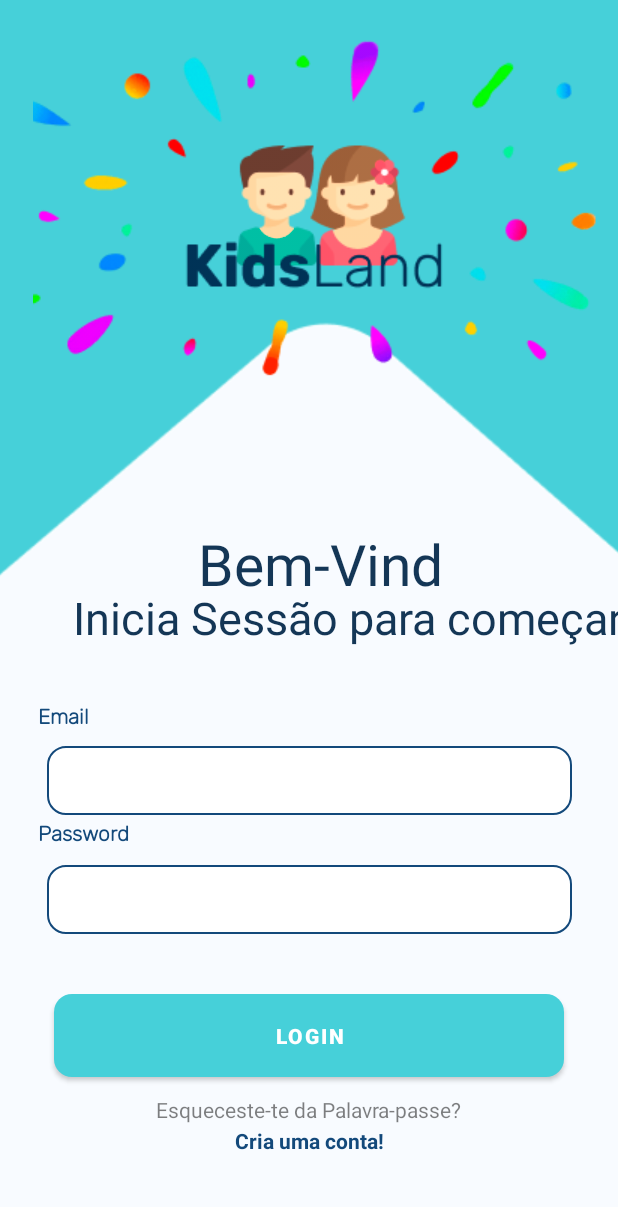
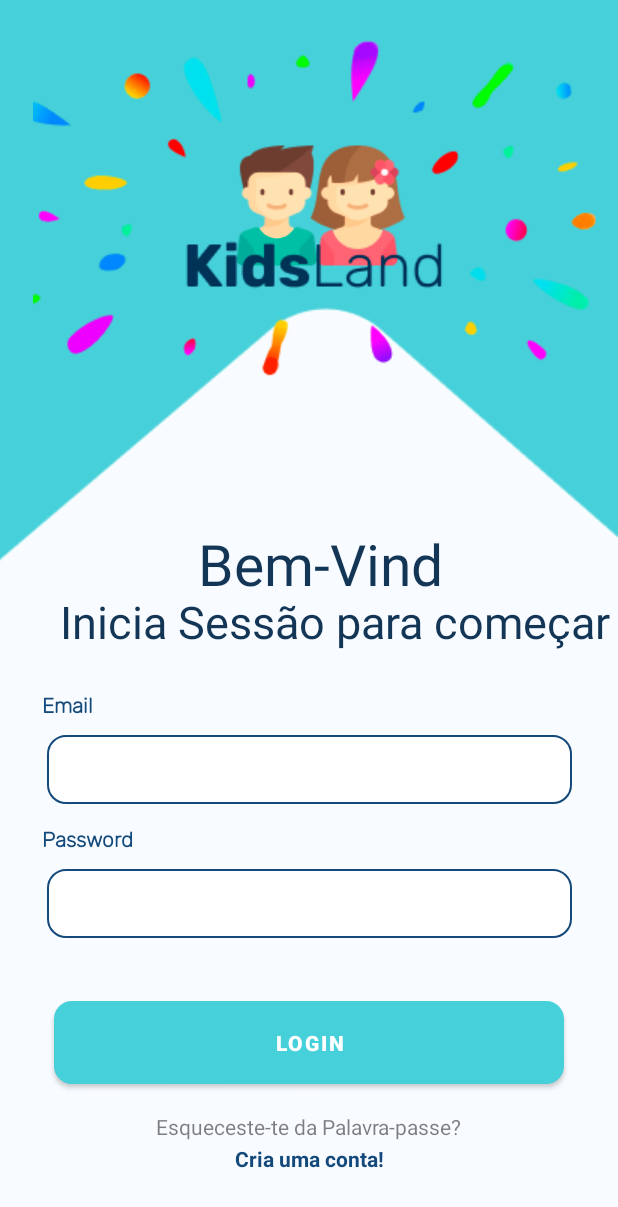
Before and after one commit to miguelamorim-2000/KidsLand, an Android app: the layout login.xml on its own in the app's theme, with its tools: preview values and no code run, on a phone screen of 412 x 824 dp. Shown: the top 1207 px of the screen. Run offline under Robolectric (Android 15) with nearby library versions, the phone set to English and light mode, and no system bars; Roboto replaces fonts that are not available here.

Commit message:
Nova Alterações. Miguel

```diff
--- a/app/src/main/res/layout/activity_main.xml
+++ b/app/src/main/res/layout/activity_main.xml
@@ -8,7 +8,7 @@
 
 
 
-    <include layout="@layout/menu" />
+    <include layout="@layout/login" />
 
 
 
--- a/app/src/main/res/layout/login.xml
+++ b/app/src/main/res/layout/login.xml
@@ -5,15 +5,14 @@
     android:layout_width="match_parent"
     android:layout_height="match_parent"
     android:background="#46D0D9"
-    app:layout_behavior="@string/appbar_scrolling_view_behavior"
-    >
+    app:layout_behavior="@string/appbar_scrolling_view_behavior">
 
 
     <ImageView
         android:id="@+id/imageView"
         android:layout_width="419dp"
         android:layout_height="734dp"
-        android:layout_marginTop="190dp"
+        android:layout_marginTop="180dp"
         android:contentDescription="@android:string/untitled"
         app:layout_constraintEnd_toEndOf="parent"
         app:layout_constraintStart_toStartOf="parent"
@@ -53,8 +52,8 @@
 
     <TextView
         android:id="@+id/editTextTextPersonName2"
-        android:layout_width="363dp"
-        android:layout_height="73dp"
+        android:layout_width="372dp"
+        android:layout_height="42dp"
         android:layout_marginLeft="18dp"
         android:layout_marginTop="10dp"
         android:background="@null"
@@ -76,14 +75,12 @@
         android:id="@+id/editTextTextPassword2"
         android:layout_width="350dp"
         android:layout_height="46dp"
-        android:layout_marginTop="3dp"
-        android:layout_marginBottom="196dp"
+        android:layout_marginTop="8dp"
         android:background="@drawable/textfieldround"
         android:ems="10"
         android:inputType="textPassword"
-        app:layout_constraintBottom_toBottomOf="parent"
-        app:layout_constraintLeft_toLeftOf="parent"
-        app:layout_constraintRight_toRightOf="parent"
+        app:layout_constraintEnd_toEndOf="parent"
+        app:layout_constraintStart_toStartOf="parent"
         app:layout_constraintTop_toBottomOf="@+id/passwordtittle" />
 
     <EditText
@@ -103,23 +100,22 @@
         android:id="@+id/passwordtittle"
         android:layout_width="wrap_content"
         android:layout_height="wrap_content"
-        android:layout_marginLeft="25dp"
-        android:layout_marginTop="355dp"
+        android:layout_marginLeft="28dp"
+        android:layout_marginTop="13dp"
         android:fontFamily="@font/rubik_light"
         android:text="Password"
         android:textColor="#13497B"
         android:textStyle="bold"
-        app:layout_constraintTop_toBottomOf="@+id/editTextTextEmailAddress3"
         app:layout_constraintHorizontal_bias="0.0"
         app:layout_constraintLeft_toLeftOf="parent"
         app:layout_constraintRight_toRightOf="parent"
-        app:layout_constraintTop_toTopOf="@+id/imageView" />
+        app:layout_constraintTop_toBottomOf="@+id/editTextTextEmailAddress3" />
 
     <TextView
         android:id="@+id/emailtittle"
         android:layout_width="wrap_content"
         android:layout_height="wrap_content"
-        android:layout_marginLeft="25dp"
+        android:layout_marginLeft="28dp"
         android:layout_marginTop="24dp"
         android:layout_marginBottom="8dp"
         android:fontFamily="@font/rubik_light"
@@ -137,13 +133,16 @@
         android:layout_width="wrap_content"
         android:layout_height="wrap_content"
         android:layout_marginTop="40dp"
+        android:layout_marginBottom="4dp"
         android:background="@drawable/buttonlogin"
         android:text="LOGIN"
         android:textStyle="bold"
         app:backgroundTint="@null"
+        app:layout_constraintBottom_toTopOf="@+id/forgotPassword"
         app:layout_constraintLeft_toLeftOf="parent"
         app:layout_constraintRight_toRightOf="parent"
-        app:layout_constraintTop_toBottomOf="@+id/editTextTextPassword2" />
+        app:layout_constraintTop_toBottomOf="@+id/editTextTextPassword2"
+        app:layout_constraintVertical_bias="0.45" />
 
     <TextView
         android:id="@+id/forgotPassword"
@@ -152,6 +151,7 @@
         android:layout_marginTop="12dp"
         android:text="Esqueceste-te da Palavra-passe?"
         android:textColor="#80000000"
+        app:layout_constraintBottom_toTopOf="@+id/createAcc"
         app:layout_constraintLeft_toLeftOf="parent"
         app:layout_constraintRight_toRightOf="parent"
         app:layout_constraintTop_toBottomOf="@+id/button" />
@@ -160,10 +160,11 @@
         android:id="@+id/createAcc"
         android:layout_width="wrap_content"
         android:layout_height="wrap_content"
-        android:layout_marginTop="1dp"
+        android:layout_marginBottom="40dp"
         android:text="Cria uma conta!"
         android:textColor="#13497B"
         android:textStyle="bold"
+        app:layout_constraintBottom_toBottomOf="parent"
         app:layout_constraintLeft_toLeftOf="parent"
         app:layout_constraintRight_toRightOf="parent"
         app:layout_constraintTop_toBottomOf="@+id/forgotPassword" />
```
